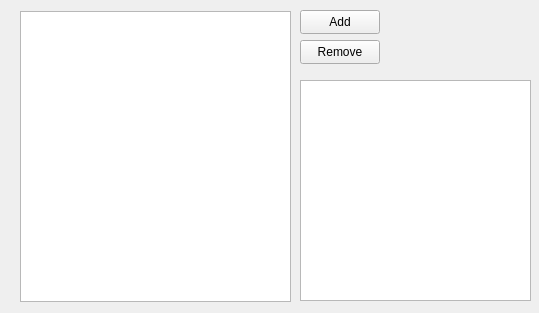
The window that list.ui (khooinguyeen/FoodManagementSystem) describes before a commit, drawn with Qt 5.
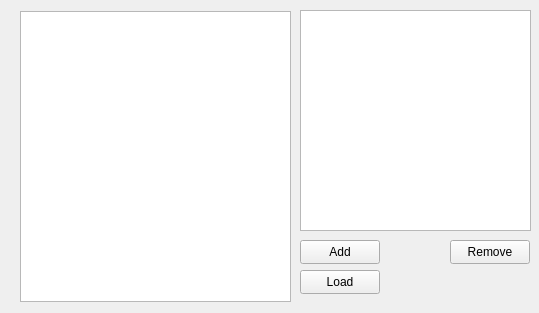
The same window after the commit.

Patch:
```diff
--- a/list.ui
+++ b/list.ui
@@ -26,8 +26,8 @@
   <widget class="QPushButton" name="btnRemove">
    <property name="geometry">
     <rect>
-     <x>300</x>
-     <y>40</y>
+     <x>450</x>
+     <y>240</y>
      <width>80</width>
      <height>24</height>
     </rect>
@@ -40,7 +40,7 @@
    <property name="geometry">
     <rect>
      <x>300</x>
-     <y>10</y>
+     <y>240</y>
      <width>80</width>
      <height>24</height>
     </rect>
@@ -53,12 +53,25 @@
    <property name="geometry">
     <rect>
      <x>300</x>
-     <y>80</y>
+     <y>10</y>
      <width>231</width>
      <height>221</height>
     </rect>
    </property>
   </widget>
+  <widget class="QPushButton" name="btnLoad">
+   <property name="geometry">
+    <rect>
+     <x>300</x>
+     <y>270</y>
+     <width>80</width>
+     <height>24</height>
+    </rect>
+   </property>
+   <property name="text">
+    <string>Load</string>
+   </property>
+  </widget>
  </widget>
  <resources/>
  <connections/>
```
Left out of the diff: 2 changed lines with no effect on the pictures.
